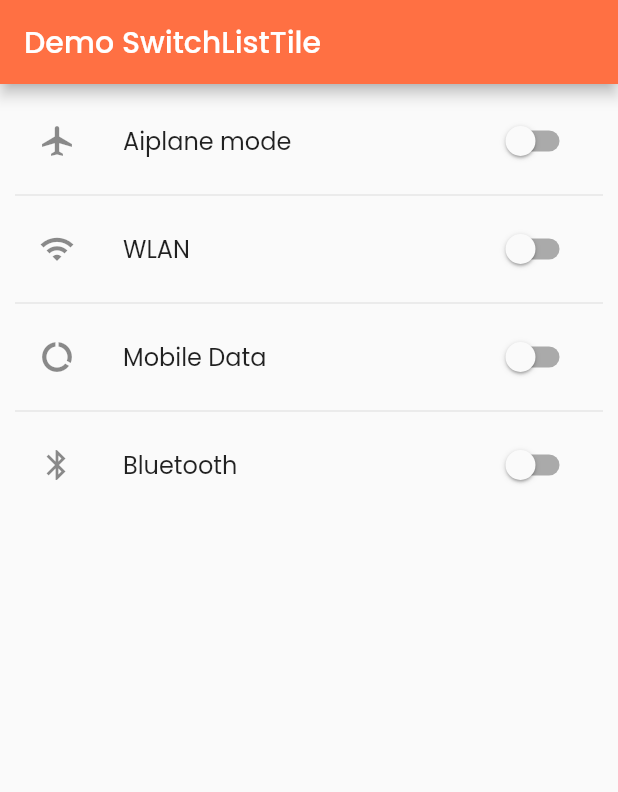
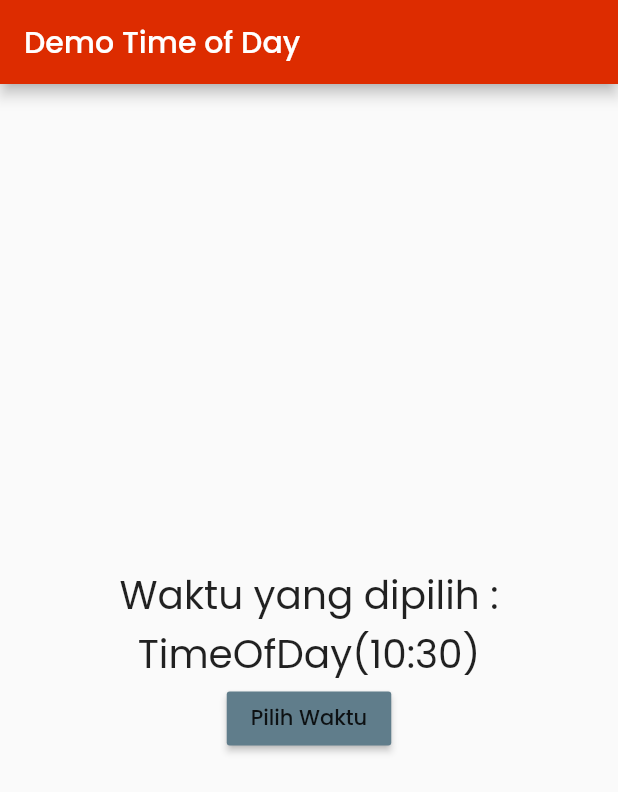
Before and after one commit to kausarm/FlutterLearningProject, a Flutter app: the screen it shows after launch, on a phone screen of 412 x 824 dp. Shown: the top 792 px of the screen. Run offline on Flutter 3.47's test engine with Material 2 defaults, Android fonts, the phone set to English and light mode, and no system bars.

Commit message:
Modifikasi file datepicker dan time of day

```diff
--- a/lib/main.dart
+++ b/lib/main.dart
@@ -1,5 +1,5 @@
 import 'package:flutter/material.dart';
-import 'package:kausar/pages/switch/switchlisttile.dart';
+import 'package:kausar/pages/date_picker/timeofday.dart';
 
 void main() {
   runApp(const MyApp());
@@ -13,7 +13,7 @@ class MyApp extends StatelessWidget {
     return MaterialApp(
       debugShowCheckedModeBanner: false,
       theme: ThemeData(fontFamily: 'Poppins'),
-      home: const SecondSwitch(),
+      home: const NewTimeOfDay(),
     );
   }
 }
--- a/lib/pages/date_picker/datepicker.dart
+++ b/lib/pages/date_picker/datepicker.dart
@@ -11,13 +11,13 @@ class DatePickerNew extends StatefulWidget {
 class _DatePickerNewState extends State<DatePickerNew> {
   DateTime date = DateTime.now();
 
-  Future<DateTime?> selectDate(BuildContext context) async {
-    final selected = await showDatePicker(
-        context: context,
-        initialDate: this.date,
-        firstDate: DateTime(2019),
-        lastDate: DateTime(2021));
-
+  Future<Null> selectDate(BuildContext context) async {
+    var selected = await showDatePicker(
+      context: context,
+      initialDate: this.date,
+      firstDate: DateTime(2019),
+      lastDate: DateTime(2030),
+    );
     if (selected != null && selected != this.date) {
       setState(() {
         this.date = selected;
--- /dev/null
+++ b/lib/pages/date_picker/timeofday.dart
@@ -0,0 +1,56 @@
+import 'dart:ui';
+
+import 'package:flutter/material.dart';
+
+class NewTimeOfDay extends StatefulWidget {
+  const NewTimeOfDay({Key? key}) : super(key: key);
+
+  @override
+  _NewTimeOfDayState createState() => _NewTimeOfDayState();
+}
+
+class _NewTimeOfDayState extends State<NewTimeOfDay> {
+  TimeOfDay time = TimeOfDay.now();
+
+  Future<Null> selectDate(BuildContext context) async {
+    var selected =
+        await showTimePicker(context: context, initialTime: this.time);
+    if (selected != null && selected != this.time) {
+      setState(() {
+        this.time = selected;
+      });
+    }
+  }
+
+  @override
+  Widget build(BuildContext context) {
+    return Scaffold(
+      appBar: AppBar(
+        backgroundColor: Colors.deepOrangeAccent.shade700,
+        title: Text('Demo Time of Day'),
+      ),
+      body: Container(
+        width: double.infinity,
+        padding: EdgeInsets.all(10),
+        child: Column(
+          mainAxisAlignment: MainAxisAlignment.center,
+          crossAxisAlignment: CrossAxisAlignment.center,
+          children: <Widget>[
+            Text(
+              'Waktu yang dipilih : ${this.time.toString()}',
+              style: TextStyle(fontSize: 26),
+              textAlign: TextAlign.center,
+            ),
+            RaisedButton(
+              color: Colors.blueGrey,
+              child: Text('Pilih Waktu'),
+              onPressed: () {
+                selectDate(context);
+              },
+            ),
+          ],
+        ),
+      ),
+    );
+  }
+}
```
